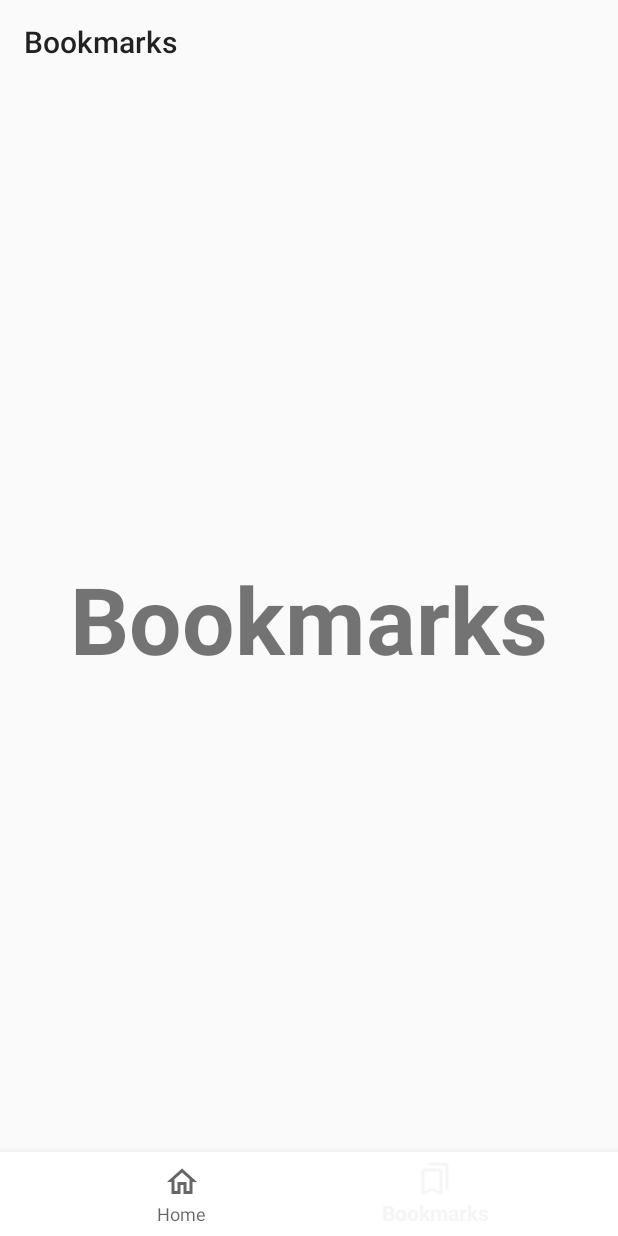
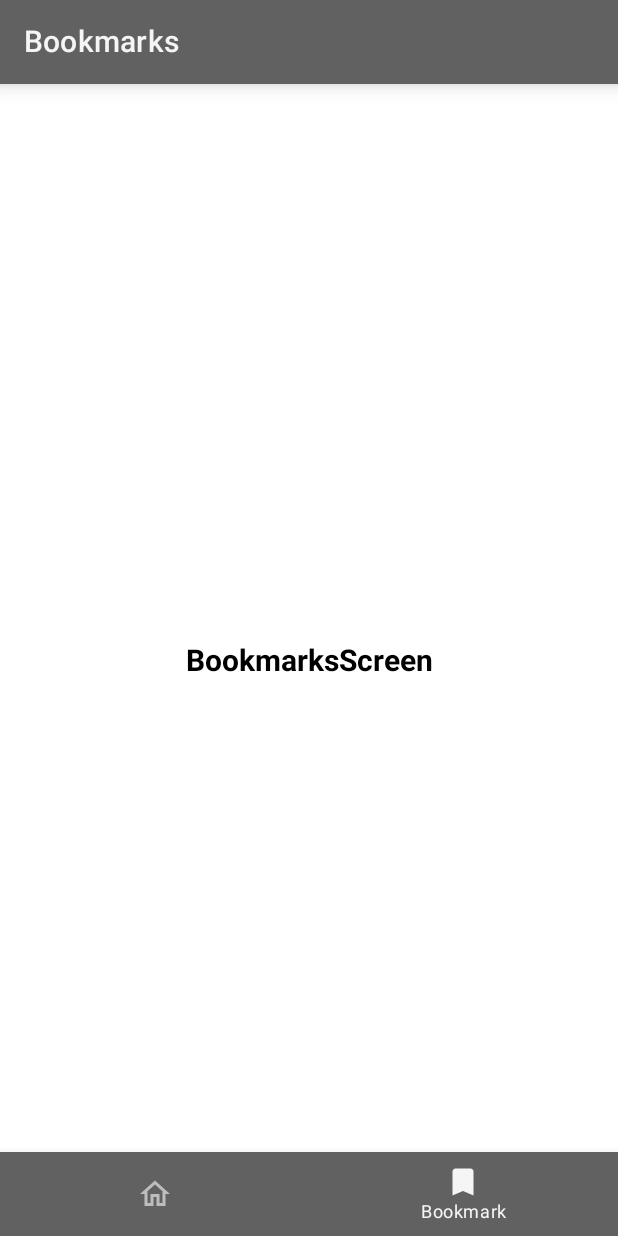
Before and after one commit to KostasRomanidis/TopNews, an Android app built with Jetpack Compose: the screen it shows after launch (MainActivity), item 2 of the bottom bar chosen, on a phone screen of 412 x 824 dp. Run offline under Robolectric (Android 15) with nearby library versions, the phone set to English and light mode, and no system bars; our stand-ins replace Dagger/Hilt's generated code, Timber, navigation-ui.

Commit message:
add bottom bar and app bar

```diff
--- a/build.gradle.kts
+++ b/build.gradle.kts
@@ -9,7 +9,7 @@ buildscript {
     }
 
     dependencies {
-        classpath("com.android.tools.build:gradle:7.0.3")
+        classpath("com.android.tools.build:gradle:7.1.1")
         classpath("org.jetbrains.kotlin:kotlin-gradle-plugin:$kotlinVersion")
         // NOTE: Do not place your application dependencies here; they belong
         // in the individual module build.gradle files
--- a/presentation/src/main/AndroidManifest.xml
+++ b/presentation/src/main/AndroidManifest.xml
@@ -9,7 +9,9 @@
         android:label="@string/app_name"
         android:supportsRtl="true"
         android:theme="@style/Theme.AppCompat.Light.NoActionBar">
-        <activity android:name="com.kroman.presentation.ui.main.MainActivity">
+        <activity
+            android:name="com.kroman.presentation.ui.main.MainActivity"
+            android:exported="true">
             <intent-filter>
                 <action android:name="android.intent.action.MAIN" />
                 <category android:name="android.intent.category.LAUNCHER" />
--- /dev/null
+++ b/presentation/src/main/kotlin/com/kroman/presentation/theme/Color.kt
@@ -0,0 +1,16 @@
+package com.kroman.presentation.theme
+
+import androidx.compose.ui.graphics.Color
+
+val Grey50 = Color(0xFFFAFAFA)
+val Grey100 = Color(0xFFF5F5F5)
+val Grey200 = Color(0xFFEEEEEE)
+val Grey300 = Color(0xFFE0E0E0)
+val Grey400 = Color(0xFFBDBDBD)
+val Grey500 = Color(0xFF9E9E9E)
+val Grey600 = Color(0xFF757575)
+val Grey700 = Color(0xFF616161)
+val Grey800 = Color(0xFF424242)
+val Grey900 = Color(0xFF212121)
+var Black = Color(0xFF000000)
+val White = Color(0xFFFFFFFF)
--- /dev/null
+++ b/presentation/src/main/kotlin/com/kroman/presentation/theme/Shape.kt
@@ -0,0 +1,11 @@
+package com.kroman.presentation.theme
+
+import androidx.compose.foundation.shape.RoundedCornerShape
+import androidx.compose.material.Shapes
+import androidx.compose.ui.unit.dp
+
+val appShapes = Shapes(
+    small = RoundedCornerShape(4.dp),
+    medium = RoundedCornerShape(4.dp),
+    large = RoundedCornerShape(8.dp)
+)
--- /dev/null
+++ b/presentation/src/main/kotlin/com/kroman/presentation/theme/Theme.kt
@@ -0,0 +1,35 @@
+package com.kroman.presentation.theme
+
+import androidx.compose.foundation.isSystemInDarkTheme
+import androidx.compose.material.MaterialTheme
+import androidx.compose.material.darkColors
+import androidx.compose.material.lightColors
+import androidx.compose.runtime.Composable
+import androidx.compose.ui.graphics.Color
+
+private val DarkColorPalette = darkColors(
+    primary = Grey900,
+    primaryVariant = Grey700,
+    secondary = Grey500,
+    background = Grey900
+)
+
+private val LightColorPalette = lightColors(
+    primary = Grey50,
+    primaryVariant = Grey700,
+    secondary = Grey500,
+    background = Color.White
+)
+
+@Composable
+fun TopNewsTheme(
+    darkTheme: Boolean = isSystemInDarkTheme(),
+    content: @Composable () -> Unit
+) {
+  MaterialTheme(
+      colors = if (darkTheme) DarkColorPalette else LightColorPalette,
+      shapes = appShapes,
+      content = content,
+      typography = Typography
+  )
+}
--- /dev/null
+++ b/presentation/src/main/kotlin/com/kroman/presentation/theme/Type.kt
@@ -0,0 +1,15 @@
+package com.kroman.presentation.theme
+
+import androidx.compose.material.Typography
+import androidx.compose.ui.text.TextStyle
+import androidx.compose.ui.text.font.FontFamily
+import androidx.compose.ui.text.font.FontWeight
+import androidx.compose.ui.unit.sp
+
+val Typography = Typography(
+    body1 = TextStyle(
+        fontFamily = FontFamily.Default,
+        fontSize = 16.sp,
+        fontWeight = FontWeight.Normal
+    )
+)
--- /dev/null
+++ b/presentation/src/main/kotlin/com/kroman/presentation/ui/TopNewNavGraph.kt
@@ -0,0 +1,64 @@
+package com.kroman.presentation.ui
+
+import androidx.compose.material.icons.Icons
+import androidx.compose.material.icons.outlined.Bookmark
+import androidx.compose.material.icons.outlined.Home
+import androidx.compose.runtime.Composable
+import androidx.compose.ui.graphics.vector.ImageVector
+import androidx.navigation.NavGraph.Companion.findStartDestination
+import androidx.navigation.NavHostController
+import androidx.navigation.compose.NavHost
+import androidx.navigation.compose.composable
+import com.kroman.presentation.ui.bookmarks.BookmarksScreen
+import com.kroman.presentation.ui.home.HomeScreen
+
+
+// Destinations used in the app
+object TopNewsDestinations {
+    const val HOME_ROUTE = "home"
+    const val BOOKMARKS_ROUTE = "bookmarks"
+}
+
+@Composable
+fun NavigationGraph(navController: NavHostController) {
+    NavHost(navController = navController, startDestination = TopNewsDestinations.HOME_ROUTE) {
+        composable(TopNewsDestinations.HOME_ROUTE) {
+            HomeScreen()
+        }
+        composable(TopNewsDestinations.BOOKMARKS_ROUTE) {
+            BookmarksScreen()
+        }
+    }
+}
+
+// Models the navigation actions in the app
+class TopNewsNavigationActions(navController: NavHostController) {
+    val navigateToHome: () -> Unit = {
+        navController.navigate(TopNewsDestinations.HOME_ROUTE) {
+            // Pop up to the start destination of the graph to
+            // avoid building up a large stack of destinations
+            // on the back stack as users select items
+            popUpTo(navController.graph.findStartDestination().id) {
+                saveState = true
+            }
+            // To avoid multiple copies of the same destination when reselecting the same item
+            launchSingleTop = true
+            // Restore state
+            restoreState = true
+        }
+    }
+    var navigateToBookmarks: () -> Unit = {
+        navController.navigate(TopNewsDestinations.BOOKMARKS_ROUTE) {
+            popUpTo(navController.graph.findStartDestination().id) {
+                saveState = true
+            }
+            launchSingleTop = true
+            restoreState = true
+        }
+    }
+}
+
+sealed class BottomNavItem(var title: String, var icon: ImageVector, var destination: String) {
+    object Home: BottomNavItem("Home", Icons.Outlined.Home, TopNewsDestinations.HOME_ROUTE)
+    object Bookmarks: BottomNavItem("Bookmark", Icons.Outlined.Bookmark, TopNewsDestinations.BOOKMARKS_ROUTE)
+}
--- /dev/null
+++ b/presentation/src/main/kotlin/com/kroman/presentation/ui/TopNewsApp.kt
@@ -0,0 +1,86 @@
+package com.kroman.presentation.ui
+
+import androidx.compose.foundation.background
+import androidx.compose.material.*
+import androidx.compose.runtime.Composable
+import androidx.compose.runtime.getValue
+import androidx.compose.runtime.remember
+import androidx.compose.ui.Modifier
+import androidx.compose.ui.graphics.Color
+import androidx.compose.ui.text.capitalize
+import androidx.compose.ui.text.toUpperCase
+import androidx.compose.ui.unit.dp
+import androidx.navigation.NavController
+import androidx.navigation.compose.currentBackStackEntryAsState
+import androidx.navigation.compose.rememberNavController
+import com.kroman.presentation.theme.Grey100
+import com.kroman.presentation.theme.Grey400
+import com.kroman.presentation.theme.Grey700
+import com.kroman.presentation.theme.TopNewsTheme
+import java.util.*
+
+@Composable
+fun TopNewsApp() {
+    TopNewsTheme {
+        val navController = rememberNavController()
+
+        val tabs =  remember { listOf(
+            BottomNavItem.Home,
+            BottomNavItem.Bookmarks)
+        }
+
+        Scaffold(
+            topBar = {
+                TopNewAppBar(navController = navController)
+            },
+            bottomBar = {
+                TopNewsBottomBar(navController = navController, tabs = tabs)
+            }
+        ) {
+            NavigationGraph(navController = navController)
+        }
+    }
+}
+
+@Composable
+fun TopNewAppBar(navController: NavController) {
+    val navBackStackEntry by navController.currentBackStackEntryAsState()
+    val currentRoute = navBackStackEntry?.destination?.route ?: BottomNavItem.Home.destination
+    TopAppBar(
+        title = { Text(currentRoute.replaceFirstChar { if (it.isLowerCase()) it.titlecase(Locale.getDefault()) else it.toString() }) },
+        backgroundColor = Grey700,
+        contentColor = Grey100,
+        elevation = 8.dp
+    )
+}
+
+@Composable
+fun TopNewsBottomBar(navController: NavController, tabs: List<BottomNavItem>) {
+    val navBackStackEntry by navController.currentBackStackEntryAsState()
+    val currentRoute = navBackStackEntry?.destination?.route ?: BottomNavItem.Home.destination
+    BottomNavigation(
+        backgroundColor = Grey700,
+    ) {
+        tabs.forEach { tab ->
+            BottomNavigationItem(
+                icon = { Icon(tab.icon, null) },
+                label = { Text(tab.title)},
+                selected =  currentRoute == tab.destination,
+                selectedContentColor = Grey100,
+                unselectedContentColor = Grey400,
+                onClick = {
+                    if (tab.destination != currentRoute) {
+                        navController.navigate(tab.destination) {
+                            popUpTo(navController.graph.startDestinationId) {
+                                saveState = true
+                            }
+                            launchSingleTop = true
+                            restoreState = true
+                        }
+                    }
+                },
+                alwaysShowLabel = false,
+            )
+        }
+    }
+}
--- a/presentation/src/main/kotlin/com/kroman/presentation/ui/bookmarks/BookmarksFragment.kt
+++ /dev/null
@@ -1,23 +0,0 @@
-package com.kroman.presentation.ui.bookmarks
-
-import android.os.Bundle
-import android.view.LayoutInflater
-import android.view.View
-import android.view.ViewGroup
-import com.kroman.presentation.databinding.FragmentBookmarksBinding
-import com.kroman.presentation.databinding.FragmentHomeBinding
-import com.kroman.presentation.ui.base.BaseFragment
-
-class BookmarksFragment : BaseFragment() {
-
-    private lateinit var bookmarksBinding: FragmentBookmarksBinding
-
-    override fun onCreateView(
-        inflater: LayoutInflater,
-        container: ViewGroup?,
-        savedInstanceState: Bundle?
-    ): View? {
-        bookmarksBinding = FragmentBookmarksBinding.inflate(inflater, container, false)
-        return bookmarksBinding.root
-    }
-}
--- /dev/null
+++ b/presentation/src/main/kotlin/com/kroman/presentation/ui/bookmarks/BookmarksScreen.kt
@@ -0,0 +1,39 @@
+package com.kroman.presentation.ui.bookmarks
+
+import androidx.compose.foundation.layout.Box
+import androidx.compose.foundation.layout.Column
+import androidx.compose.foundation.layout.fillMaxSize
+import androidx.compose.foundation.layout.wrapContentSize
+import androidx.compose.material.Text
+import androidx.compose.runtime.Composable
+import androidx.compose.ui.Alignment
+import androidx.compose.ui.Modifier
+import androidx.compose.ui.graphics.Color
+import androidx.compose.ui.text.font.FontWeight
+import androidx.compose.ui.text.style.TextAlign
+import androidx.compose.ui.tooling.preview.Preview
+import androidx.compose.ui.unit.sp
+
+@Composable
+fun BookmarksScreen() {
+    Box(modifier = Modifier
+        .fillMaxSize()
+        .wrapContentSize(Alignment.Center)
+    )
+    {
+        Text(
+            text = "BookmarksScreen",
+            textAlign = TextAlign.Center,
+            fontSize = 20.sp,
+            color = Color.Black,
+            fontWeight = FontWeight.Bold,
+            modifier = Modifier.align(Alignment.Center)
+        )
+    }
+}
+
+@Preview
+@Composable
+fun BookmarksScreenPreview() {
+    BookmarksScreen()
+}
--- a/presentation/src/main/kotlin/com/kroman/presentation/ui/home/HomeFragment.kt
+++ /dev/null
@@ -1,22 +0,0 @@
-package com.kroman.presentation.ui.home
-
-import android.os.Bundle
-import android.view.LayoutInflater
-import android.view.View
-import android.view.ViewGroup
-import com.kroman.presentation.databinding.FragmentHomeBinding
-import com.kroman.presentation.ui.base.BaseFragment
-
-class HomeFragment : BaseFragment() {
-
-    private lateinit var homeBinding: FragmentHomeBinding
-
-    override fun onCreateView(
-        inflater: LayoutInflater,
-        container: ViewGroup?,
-        savedInstanceState: Bundle?
-    ): View? {
-        homeBinding = FragmentHomeBinding.inflate(inflater, container, false)
-        return homeBinding.root
-    }
-}
--- /dev/null
+++ b/presentation/src/main/kotlin/com/kroman/presentation/ui/home/HomeScreen.kt
@@ -0,0 +1,41 @@
+package com.kroman.presentation.ui.home
+
+import androidx.compose.foundation.background
+import androidx.compose.foundation.layout.Box
+import androidx.compose.foundation.layout.Column
+import androidx.compose.foundation.layout.fillMaxSize
+import androidx.compose.foundation.layout.wrapContentSize
+import androidx.compose.material.Text
+import androidx.compose.runtime.Composable
+import androidx.compose.ui.Alignment
+import androidx.compose.ui.Modifier
+import androidx.compose.ui.graphics.Color
+import androidx.compose.ui.text.font.FontWeight
+import androidx.compose.ui.text.style.TextAlign
+import androidx.compose.ui.tooling.preview.Preview
+import androidx.compose.ui.unit.sp
+
+@Composable
+fun HomeScreen() {
+    Box(modifier = Modifier
+        .fillMaxSize()
+        .wrapContentSize(Alignment.Center)
+    )
+    {
+
+        Text(
+            text = "HomeScreen",
+            textAlign = TextAlign.Center,
+            fontSize = 20.sp,
+            color = Color.Black,
+            fontWeight = FontWeight.Bold,
+            modifier = Modifier.align(Alignment.Center)
+        )
+    }
+}
+
+@Preview
+@Composable
+fun HomeScreenPreview() {
+    HomeScreen()
+}
--- a/presentation/src/main/kotlin/com/kroman/presentation/ui/main/MainActivity.kt
+++ b/presentation/src/main/kotlin/com/kroman/presentation/ui/main/MainActivity.kt
@@ -1,24 +1,24 @@
 package com.kroman.presentation.ui.main
 
 import android.os.Bundle
+import androidx.activity.compose.setContent
 import androidx.activity.viewModels
 import androidx.appcompat.app.AppCompatActivity
+import androidx.core.view.WindowCompat
 import androidx.databinding.DataBindingUtil
 import androidx.navigation.NavController
 import androidx.navigation.fragment.NavHostFragment
 import androidx.navigation.ui.AppBarConfiguration
 import androidx.navigation.ui.navigateUp
-import androidx.navigation.ui.setupActionBarWithNavController
 import androidx.navigation.ui.setupWithNavController
 import com.kroman.presentation.R
 import com.kroman.presentation.databinding.ActivityMainBinding
-import com.kroman.presentation.ui.base.BaseActivity
+import com.kroman.presentation.ui.TopNewsApp
 import dagger.hilt.android.AndroidEntryPoint
 
 @AndroidEntryPoint
-class MainActivity : BaseActivity() {
+class MainActivity : AppCompatActivity() {
 
-    private lateinit var mainBinding: ActivityMainBinding
     private lateinit var navController: NavController
     private lateinit var appBarConfiguration: AppBarConfiguration
 
@@ -26,24 +26,10 @@ class MainActivity : BaseActivity() {
 
     override fun onCreate(savedInstanceState: Bundle?) {
         super.onCreate(savedInstanceState)
-        mainBinding = DataBindingUtil.setContentView(this, R.layout.activity_main)
 
-        val navHostFragment = supportFragmentManager.findFragmentById(
-            R.id.nav_host_container
-        ) as NavHostFragment
-        navController = navHostFragment.navController
-
-        // Setup bottom navigation with navController
-        val bottomNavigationView = mainBinding.bottomNavigation
-        bottomNavigationView.setupWithNavController(navController)
-
-        // Setup the ActionBar with navController and 2 top level destinations
-        appBarConfiguration = AppBarConfiguration(
-            setOf(R.id.homeScreen, R.id.bookmarksScreen)
-        )
-        mainBinding.toolbar.setupWithNavController(navController, appBarConfiguration)
-
-        mainViewModel.getTopHeadlines()
+        setContent {
+            TopNewsApp()
+        }
     }
 
     override fun onSupportNavigateUp(): Boolean {
```
Also changed, not shown: buildSrc/src/main/java/Libs.kt (+17 -6 lines), buildSrc/src/main/java/Versions.kt (+9 -6 lines), presentation/build.gradle.kts (+19 -6 lines), presentation/src/main/kotlin/com/kroman/presentation/ui/base/BaseActivity.kt (deleted, +0 -43 lines), presentation/src/main/kotlin/com/kroman/presentation/ui/base/BaseFragment.kt (deleted, +0 -28 lines), presentation/src/main/kotlin/com/kroman/presentation/ui/components/ArticleItem.kt (added, +7 -0 lines), gradle/wrapper/gradle-wrapper.properties.
